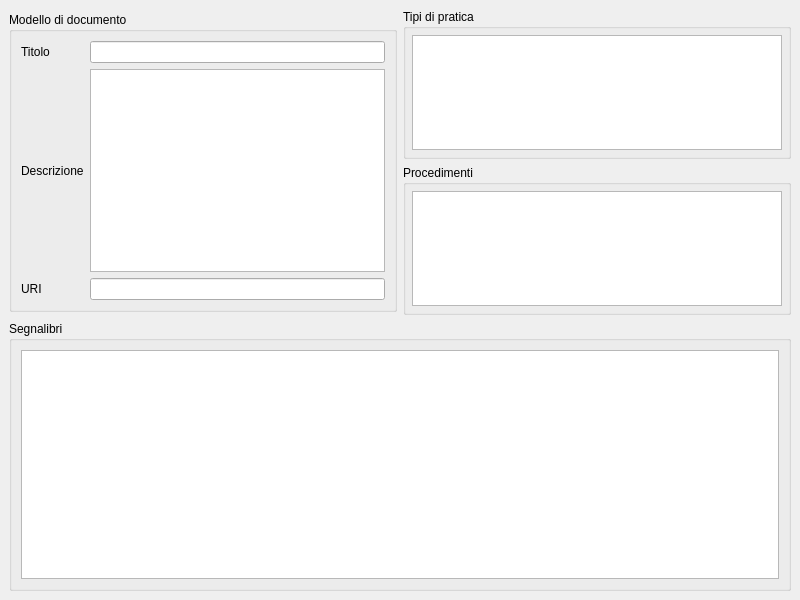
Before: the Qt Designer form src/com/axiastudio/suite/modelli/forms/modello.ui in tizianolattisi/suitegda, drawn with Qt 5.
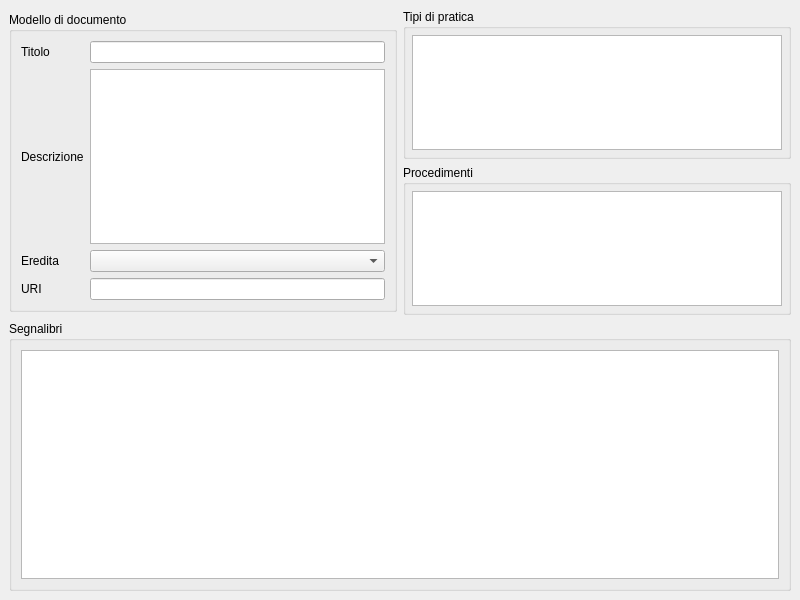
After: the same form once the commit is applied. Custom widgets are drawn as their Qt base class.

Commit message: Il modello di documento può ereditare segnalibri da un modello padre.

What changed in the file:
```diff
--- a/src/com/axiastudio/suite/modelli/forms/modello.ui
+++ b/src/com/axiastudio/suite/modelli/forms/modello.ui
@@ -158,13 +158,27 @@
         </widget>
        </item>
        <item row="2" column="0">
+        <widget class="QLabel" name="label_4">
+         <property name="text">
+          <string>Eredita</string>
+         </property>
+        </widget>
+       </item>
+       <item row="2" column="1">
+        <widget class="com.axiastudio.pypapi.ui.widgets.PyPaPiComboBox" name="comboBox">
+         <property name="column" stdset="0">
+          <string>modellopadre</string>
+         </property>
+        </widget>
+       </item>
+       <item row="3" column="0">
         <widget class="QLabel" name="label_3">
          <property name="text">
           <string>URI</string>
          </property>
         </widget>
        </item>
-       <item row="2" column="1">
+       <item row="3" column="1">
         <widget class="QLineEdit" name="lineEdit_2">
          <property name="column" stdset="0">
           <string>uri</string>
@@ -183,6 +197,11 @@
    <extends>QTableView</extends>
    <header>pypapitableview.h</header>
   </customwidget>
+  <customwidget>
+   <class>com.axiastudio.pypapi.ui.widgets.PyPaPiComboBox</class>
+   <extends>QComboBox</extends>
+   <header>pypapicombobox.h</header>
+  </customwidget>
  </customwidgets>
  <resources/>
  <connections/>
```
The commit also changes 3 other files.
